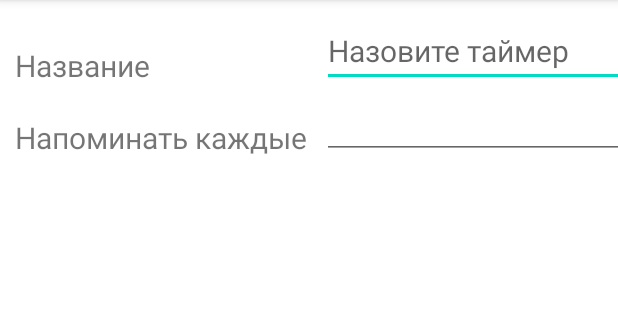
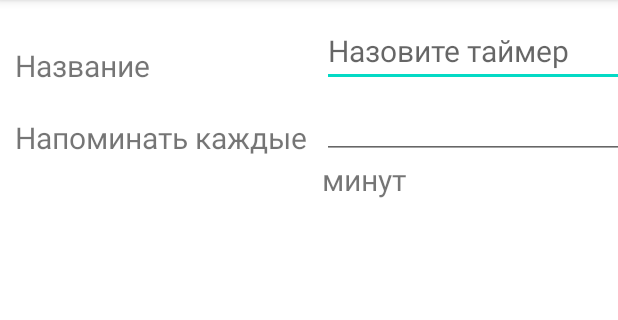
Before and after one commit to smotritetamptiza/AVeryCustomizedTimer, an Android app: the EditTimerActivity screen opened directly, with no data from a screen before it, after a tap on "СОХРАНИТЬ", on a phone screen of 412 x 824 dp, the part 84-404 px from its top. Run offline under Robolectric (Android 15) with nearby library versions, the phone set to English and light mode, and no system bars.

Commit message:
some changes

```diff
--- a/app/src/main/java/com/deadanddeceased/timeloop/EditTimerActivity.java
+++ b/app/src/main/java/com/deadanddeceased/timeloop/EditTimerActivity.java
@@ -30,11 +30,8 @@ public class EditTimerActivity extends AppCompatActivity {
                 String name = intent.getStringExtra("name");
                 int interval = intent.getIntExtra("interval", 1800);
                 nameEdit.setText(name);
-                int hours = interval / 3600;
-                int minutes = (interval % 3600) / 60;
-                int seconds = interval % 60;
-                intervalEdit.setText(String.format(Locale.getDefault(), getString(R.string.timeFormat),
-                        hours, minutes, seconds));
+                int minutes = interval / 60;
+                intervalEdit.setText(minutes);
             }
             ind = intent.getIntExtra("position", -1);
         }
@@ -43,7 +40,13 @@ public class EditTimerActivity extends AppCompatActivity {
     public void saveTimer(View view) {
         // the actual saving
         String name = nameEdit.getText().toString();
-        int interval = 0;/*Integer.parseInt(intervalEdit.getText().toString());*/
+        int interval = 0;
+        try {
+            interval = Integer.parseInt(intervalEdit.getText().toString()) * 60;
+        } catch (Exception e) {
+            Toast.makeText(getApplicationContext(), R.string.interval_error, Toast.LENGTH_SHORT).show();
+            return;
+        }
         if (name.isEmpty() || interval == 0) {
             Toast.makeText(getApplicationContext(), R.string.edit_error, Toast.LENGTH_SHORT).show();
             return;
--- a/app/src/main/java/com/deadanddeceased/timeloop/TimerAdapter.java
+++ b/app/src/main/java/com/deadanddeceased/timeloop/TimerAdapter.java
@@ -37,7 +37,7 @@ public class TimerAdapter extends RecyclerView.Adapter<TimerAdapter.TimerViewHol
         Timer currTimer = timers.get(position);
         holder.timerNameView.setText(currTimer.getName());
         holder.timerSwitch.setChecked(currTimer.isActive());
-        holder.timerSwitch.setOnClickListener(new View.OnClickListener() {
+        /*holder.timerSwitch.setOnClickListener(new View.OnClickListener() {
             public void onClick(View v) {
                 currTimer.toggleActive();
             }
@@ -60,7 +60,7 @@ public class TimerAdapter extends RecyclerView.Adapter<TimerAdapter.TimerViewHol
                 notifyItemRemoved(position);
                 notifyItemRangeChanged(position, timers.size());
             }
-        });
+        });*/
     }
 
     @Override
--- a/app/src/main/res/layout/activity_edit_timer.xml
+++ b/app/src/main/res/layout/activity_edit_timer.xml
@@ -59,8 +59,24 @@
                 android:layout_height="wrap_content"
                 android:ems="10"
                 android:importantForAutofill="no"
-                android:inputType="time"
+                android:inputType="numberDecimal"
                 android:textSize="20sp" />
+        </TableRow>
+
+        <TableRow
+            android:layout_width="match_parent"
+            android:layout_height="match_parent" >
+
+            <Space
+                android:layout_width="wrap_content"
+                android:layout_height="wrap_content" />
+
+            <TextView
+                android:id="@+id/textViewMinutes"
+                android:layout_width="wrap_content"
+                android:layout_height="wrap_content"
+                android:textSize="20sp"
+                android:text="@string/minutes" />
         </TableRow>
 
     </TableLayout>
--- a/app/src/main/res/values/strings.xml
+++ b/app/src/main/res/values/strings.xml
@@ -10,4 +10,6 @@
     <string name="delete_timer_button">Delete timer button</string>
     <string name="timeFormat">%02d:%02d:%02d</string>
     <string name="edit_error">Необходимо заполнить все поля</string>
+    <string name="minutes">минут</string>
+    <string name="interval_error">Неверно введен интервал</string>
 </resources>
```
